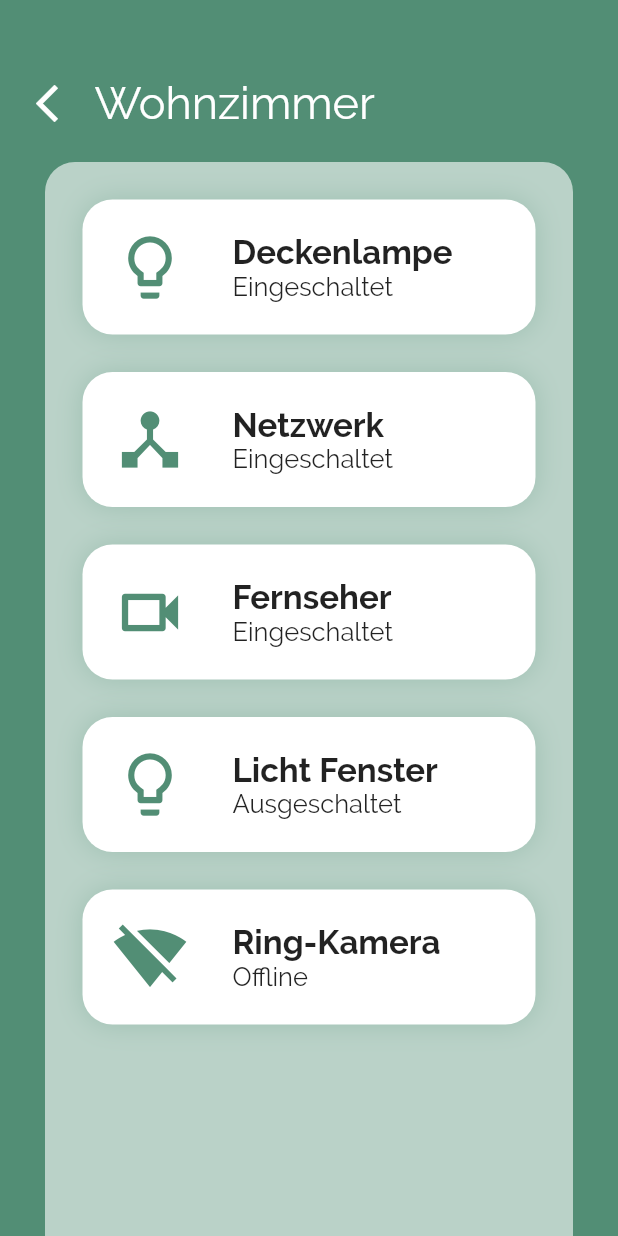
After one commit to janbellenberg/smarthome, a Flutter app: the screen it shows after launch, after a tap on "Wohnzimmer", on a phone screen of 412 x 824 dp. The commit adds this screen. Run offline on Flutter 3.47's test engine with Material 2 defaults, Android fonts, the phone set to English and light mode, and no system bars; our stand-ins replace curved_navigation_bar, weather_icons; missing offline and left inert: shared_preferences_web; project files that could hold a hidden picture were left out.

Commit message:
Created room details / device selector page

```diff
--- a/src/app/smarthome/lib/constants/device_types.dart
+++ b/src/app/smarthome/lib/constants/device_types.dart
@@ -1,9 +1,10 @@
+import 'package:flutter/material.dart';
+
 enum DeviceType {
   LIGHT,
   HEATER,
   AC,
   KITCHEN,
-  VIDEO_CAM,
   VIDEO,
   ROVER,
   CONTROLLER,
@@ -20,7 +21,6 @@ const Map<DeviceType, String?> typeID = {
   DeviceType.HEATER: 'htr',
   DeviceType.AC: 'ac',
   DeviceType.KITCHEN: 'kit',
-  DeviceType.VIDEO_CAM: 'vdc',
   DeviceType.VIDEO: 'vid',
   DeviceType.ROVER: 'rvr',
   DeviceType.CONTROLLER: 'ctr',
@@ -31,3 +31,20 @@ const Map<DeviceType, String?> typeID = {
   DeviceType.ACTOR: 'acr',
   DeviceType.OTHER: null,
 };
+
+const Map<DeviceType?, IconData> deviceIcons = {
+  DeviceType.LIGHT: Icons.lightbulb_outline,
+  DeviceType.HEATER: Icons.thermostat,
+  DeviceType.AC: Icons.ac_unit,
+  DeviceType.KITCHEN: Icons.kitchen,
+  DeviceType.VIDEO: Icons.videocam_outlined,
+  DeviceType.ROVER: Icons.memory,
+  DeviceType.CONTROLLER: Icons.build,
+  DeviceType.INFRASTRUCTURE: Icons.device_hub,
+  DeviceType.EMBEDDED: Icons.developer_board,
+  DeviceType.ENDPOINT: Icons.desktop_windows,
+  DeviceType.SENSOR: Icons.input,
+  DeviceType.ACTOR: Icons.touch_app,
+  DeviceType.OTHER: Icons.bubble_chart,
+  null: Icons.signal_wifi_off
+};
--- a/src/app/smarthome/lib/models/device.dart
+++ b/src/app/smarthome/lib/models/device.dart
@@ -3,16 +3,19 @@ import '../constants/device_types.dart';
 class Device {
   int? ID;
   String name;
-  DeviceType type;
+  DeviceType? type;
   String description;
   String vendor;
   String mac;
   String local;
   int room;
+  String status;
 
   Device(this.name, this.type, this.description, this.vendor, this.mac,
-      this.local, this.room);
+      this.local, this.room,
+      {this.status = "Offline"});
 
   Device.fromDB(this.ID, this.name, this.type, this.description, this.vendor,
-      this.mac, this.local, this.room);
+      this.mac, this.local, this.room,
+      {this.status = "Offline"});
 }
--- a/src/app/smarthome/lib/pages/home.dart
+++ b/src/app/smarthome/lib/pages/home.dart
@@ -1,6 +1,8 @@
 import 'package:Smarthome/constants/colors.dart';
 import 'package:Smarthome/models/building.dart';
 import 'package:Smarthome/models/room.dart';
+import 'package:Smarthome/pages/room_details.dart';
+import 'package:Smarthome/widgets/heroStyleBuilder.dart';
 import 'package:Smarthome/widgets/rounded_container.dart';
 import 'package:Smarthome/widgets/weather.dart';
 import 'package:flutter/material.dart';
@@ -74,13 +76,25 @@ class _HomePageState extends State<HomePage> {
           runSpacing: 20.0,
           children: [
             for (var item in rooms)
-              RoundedContainer(
-                width: 150.0,
-                margin: const EdgeInsets.all(0),
-                child: Text(
-                  item.name,
-                  style: TextStyle(fontWeight: FontWeight.bold, fontSize: 16.0),
-                  textAlign: TextAlign.center,
+              GestureDetector(
+                onTap: () => Navigator.push(
+                  context,
+                  MaterialPageRoute(
+                      builder: (context) => RoomDetailsPage(item)),
+                ),
+                child: RoundedContainer(
+                  width: 150.0,
+                  margin: const EdgeInsets.all(0),
+                  child: Hero(
+                    flightShuttleBuilder: flightShuttleBuilder,
+                    tag: item.ID.toString(),
+                    child: Text(
+                      item.name,
+                      style: TextStyle(
+                          fontWeight: FontWeight.bold, fontSize: 16.0),
+                      textAlign: TextAlign.center,
+                    ),
+                  ),
                 ),
               ),
           ],
--- /dev/null
+++ b/src/app/smarthome/lib/pages/room_details.dart
@@ -0,0 +1,101 @@
+import 'package:Smarthome/constants/colors.dart';
+import 'package:Smarthome/constants/device_types.dart';
+import 'package:Smarthome/models/device.dart';
+import 'package:Smarthome/models/room.dart';
+import 'package:Smarthome/widgets/device_item.dart';
+import 'package:Smarthome/widgets/heroStyleBuilder.dart';
+import 'package:Smarthome/widgets/rounded_container.dart';
+import 'package:flutter/material.dart';
+
+class RoomDetailsPage extends StatefulWidget {
+  RoomDetailsPage(this.selectedRoom, {Key? key}) : super(key: key);
+  final Room selectedRoom;
+
+  @override
+  _RoomDetailsPageState createState() =>
+      _RoomDetailsPageState(this.selectedRoom);
+}
+
+class _RoomDetailsPageState extends State<RoomDetailsPage> {
+  _RoomDetailsPageState(this.selectedRoom);
+  Room selectedRoom;
+  List<Device> devices = List<Device>.empty(growable: true);
+
+  @override
+  void initState() {
+    super.initState();
+    this.devices.add(Device.fromDB(
+        1, "Deckenlampe", DeviceType.LIGHT, "", "", "mac", "local", 1,
+        status: "Eingeschaltet"));
+    this.devices.add(Device.fromDB(
+        2, "Netzwerk", DeviceType.INFRASTRUCTURE, "", "", "mac", "local", 1,
+        status: "Eingeschaltet"));
+    this.devices.add(Device.fromDB(
+        3, "Fernseher", DeviceType.VIDEO, "", "", "mac", "local", 1,
+        status: "Eingeschaltet"));
+    this.devices.add(Device.fromDB(
+        4, "Licht Fenster", DeviceType.LIGHT, "", "", "mac", "local", 1,
+        status: "Ausgeschaltet"));
+    this
+        .devices
+        .add(Device.fromDB(5, "Ring-Kamera", null, "", "", "mac", "local", 1));
+  }
+
+  @override
+  Widget build(BuildContext context) {
+    return Scaffold(
+      backgroundColor: Theme.of(context).accentColor,
+      body: Padding(
+        padding: const EdgeInsets.only(top: 30.0),
+        child: Column(
+          children: [
+            Padding(
+              padding: const EdgeInsets.all(15.0),
+              child: Row(
+                children: [
+                  IconButton(
+                    onPressed: () => Navigator.pop(context),
+                    icon: Icon(
+                      Icons.arrow_back_ios,
+                      color: WHITE,
+                      size: 30.0,
+                    ),
+                  ),
+                  Hero(
+                      flightShuttleBuilder: flightShuttleBuilder,
+                      child: Text(this.selectedRoom.name,
+                          style: TextStyle(color: WHITE, fontSize: 30.0)),
+                      tag: this.selectedRoom.ID.toString())
+                ],
+              ),
+            ),
+            Expanded(
+              child: Container(
+                margin: EdgeInsets.symmetric(horizontal: 30.0),
+                width: double.infinity,
+                decoration: BoxDecoration(
+                  color: Theme.of(context).backgroundColor.withOpacity(0.60),
+                  borderRadius: BorderRadius.only(
+                    topLeft: Radius.circular(20.0),
+                    topRight: Radius.circular(20.0),
+                  ),
+                ),
+                child: SingleChildScrollView(
+                  child: Padding(
+                    padding: const EdgeInsets.only(bottom: 20.0),
+                    child: Column(
+                      children: [
+                        for (var device in this.devices)
+                          DeviceItem(device: device)
+                      ],
+                    ),
+                  ),
+                ),
+              ),
+            )
+          ],
+        ),
+      ),
+    );
+  }
+}
--- /dev/null
+++ b/src/app/smarthome/lib/widgets/device_item.dart
@@ -0,0 +1,43 @@
+import 'package:flutter/material.dart';
+import '../constants/device_types.dart';
+import '../models/device.dart';
+import 'rounded_container.dart';
+
+class DeviceItem extends StatelessWidget {
+  const DeviceItem({
+    Key? key,
+    required this.device,
+  }) : super(key: key);
+
+  final Device device;
+
+  @override
+  Widget build(BuildContext context) {
+    return RoundedContainer(
+        margin: EdgeInsets.only(top: 25.0, left: 25.0, right: 25.0),
+        padding: EdgeInsets.all(20.0),
+        child: Row(
+          children: [
+            Icon(
+              deviceIcons[device.type],
+              color: Theme.of(context).accentColor,
+              size: 50.0,
+            ),
+            Padding(
+              padding: const EdgeInsets.only(left: 30.0),
+              child: Column(
+                crossAxisAlignment: CrossAxisAlignment.start,
+                children: [
+                  Text(
+                    device.name,
+                    style:
+                        TextStyle(fontSize: 22.0, fontWeight: FontWeight.bold),
+                  ),
+                  Text(device.status, style: TextStyle(fontSize: 17.0)),
+                ],
+              ),
+            )
+          ],
+        ));
+  }
+}
--- /dev/null
+++ b/src/app/smarthome/lib/widgets/heroStyleBuilder.dart
@@ -0,0 +1,14 @@
+import 'package:flutter/material.dart';
+
+Widget flightShuttleBuilder(
+  BuildContext flightContext,
+  Animation<double> animation,
+  HeroFlightDirection flightDirection,
+  BuildContext fromHeroContext,
+  BuildContext toHeroContext,
+) {
+  return DefaultTextStyle(
+    style: DefaultTextStyle.of(toHeroContext).style,
+    child: toHeroContext.widget,
+  );
+}
```
